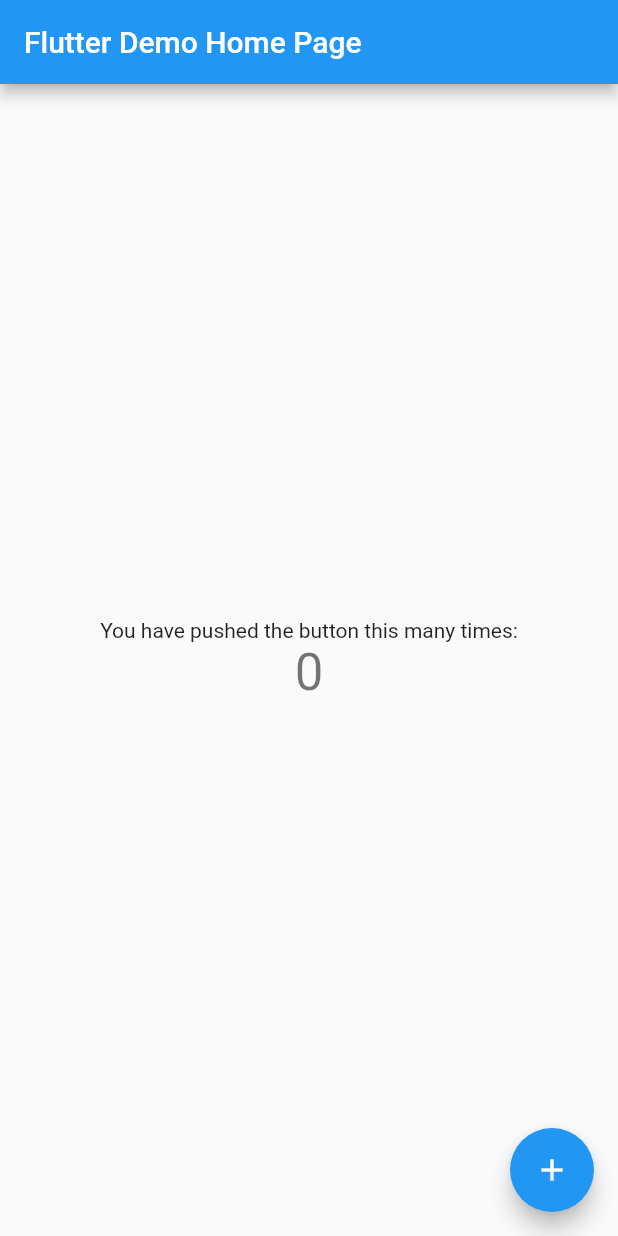
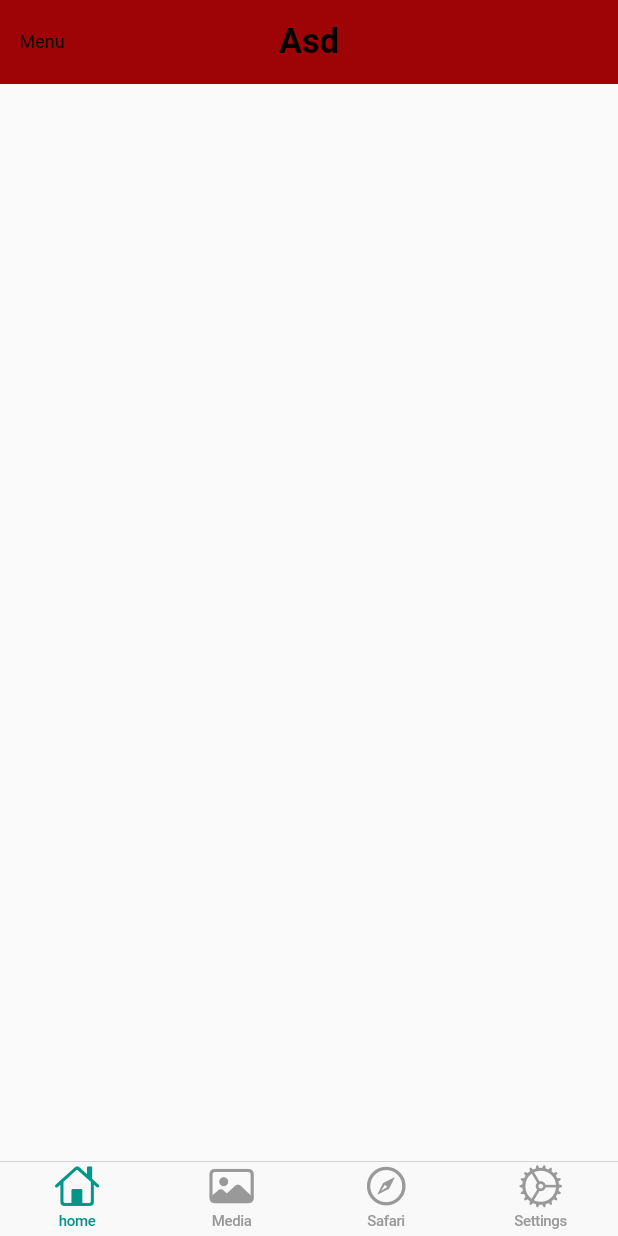
Before and after one commit to Umarkhabiliy/blogappUI, a Flutter app: the screen it shows after launch, on a phone screen of 412 x 824 dp. Run offline on Flutter 3.47's test engine with Material 2 defaults, Android fonts, the phone set to English and light mode, and no system bars; our stand-ins replace flutter_screenutil.

Commit message:
add-some-widgets

```diff
--- /dev/null
+++ b/newsblog/lib/consts/radius.dart
@@ -0,0 +1 @@
+import 'dart:ui';
--- /dev/null
+++ b/newsblog/lib/consts/weights.dart
@@ -0,0 +1,4 @@
+import 'package:flutter/painting.dart';
+
+import 'dart:ui';
+const weight700 = FontWeight.w700;
--- a/newsblog/lib/main.dart
+++ b/newsblog/lib/main.dart
@@ -1,115 +1,27 @@
 import 'package:flutter/material.dart';
+import 'package:flutter_screenutil/flutter_screenutil.dart';
+import 'package:newsblog/main/mainblog.dart';
 
-void main() {
-  runApp(const MyApp());
-}
+void main() => runApp(const BlogApp());
 
-class MyApp extends StatelessWidget {
-  const MyApp({Key? key}) : super(key: key);
+class BlogApp extends StatelessWidget {
+  const BlogApp({Key? key}) : super(key: key);
 
-  // This widget is the root of your application.
   @override
   Widget build(BuildContext context) {
-    return MaterialApp(
+    // Size size = MediaQuery.of(context).size;
+    // ScreenUtil.init(
+    //     BoxConstraints(maxWidth: size.width, maxHeight: size.height),
+    //     designSize: const Size(360, 690),
+    //     orientation: Orientation.portrait);
+    return
+
+    MaterialApp(
       title: 'Flutter Demo',
       theme: ThemeData(
-        // This is the theme of your application.
-        //
-        // Try running your application with "flutter run". You'll see the
-        // application has a blue toolbar. Then, without quitting the app, try
-        // changing the primarySwatch below to Colors.green and then invoke
-        // "hot reload" (press "r" in the console where you ran "flutter run",
-        // or simply save your changes to "hot reload" in a Flutter IDE).
-        // Notice that the counter didn't reset back to zero; the application
-        // is not restarted.
-        primarySwatch: Colors.blue,
+        primarySwatch: Colors.teal,
       ),
-      home: const MyHomePage(title: 'Flutter Demo Home Page'),
+      home: const MainBlog(),
     );
   }
 }
-
-class MyHomePage extends StatefulWidget {
-  const MyHomePage({Key? key, required this.title}) : super(key: key);
-
-  // This widget is the home page of your application. It is stateful, meaning
-  // that it has a State object (defined below) that contains fields that affect
-  // how it looks.
-
-  // This class is the configuration for the state. It holds the values (in this
-  // case the title) provided by the parent (in this case the App widget) and
-  // used by the build method of the State. Fields in a Widget subclass are
-  // always marked "final".
-
-  final String title;
-
-  @override
-  State<MyHomePage> createState() => _MyHomePageState();
-}
-
-class _MyHomePageState extends State<MyHomePage> {
-  int _counter = 0;
-
-  void _incrementCounter() {
-    setState(() {
-      // This call to setState tells the Flutter framework that something has
-      // changed in this State, which causes it to rerun the build method below
-      // so that the display can reflect the updated values. If we changed
-      // _counter without calling setState(), then the build method would not be
-      // called again, and so nothing would appear to happen.
-      _counter++;
-    });
-  }
-
-  @override
-  Widget build(BuildContext context) {
-    // This method is rerun every time setState is called, for instance as done
-    // by the _incrementCounter method above.
-    //
-    // The Flutter framework has been optimized to make rerunning build methods
-    // fast, so that you can just rebuild anything that needs updating rather
-    // than having to individually change instances of widgets.
-    return Scaffold(
-      appBar: AppBar(
-        // Here we take the value from the MyHomePage object that was created by
-        // the App.build method, and use it to set our appbar title.
-        title: Text(widget.title),
-      ),
-      body: Center(
-        // Center is a layout widget. It takes a single child and positions it
-        // in the middle of the parent.
-        child: Column(
-          // Column is also a layout widget. It takes a list of children and
-          // arranges them vertically. By default, it sizes itself to fit its
-          // children horizontally, and tries to be as tall as its parent.
-          //
-          // Invoke "debug painting" (press "p" in the console, choose the
-          // "Toggle Debug Paint" action from the Flutter Inspector in Android
-          // Studio, or the "Toggle Debug Paint" command in Visual Studio Code)
-          // to see the wireframe for each widget.
-          //
-          // Column has various properties to control how it sizes itself and
-          // how it positions its children. Here we use mainAxisAlignment to
-          // center the children vertically; the main axis here is the vertical
-          // axis because Columns are vertical (the cross axis would be
-          // horizontal).
-          mainAxisAlignment: MainAxisAlignment.center,
-          children: <Widget>[
-            const Text(
-              'You have pushed the button this many times:',
-            ),
-            Text(
-              '$_counter',
-              style: Theme.of(context).textTheme.headline4,
-            ),
-          ],
-        ),
-      ),
-      floatingActionButton: FloatingActionButton(
-        onPressed: _incrementCounter,
-        tooltip: 'Increment',
-        child: const Icon(Icons.add),
-      ), // This trailing comma makes auto-formatting nicer for build methods.
-    );
-  }
-}
--- /dev/null
+++ b/newsblog/lib/main/bottom_navigation_butto.dart
@@ -0,0 +1,40 @@
+import 'package:flutter/cupertino.dart';
+import 'package:flutter/material.dart';
+
+class BottomNavBar extends StatelessWidget {
+  const BottomNavBar({Key? key}) : super(key: key);
+
+  @override
+  Widget build(BuildContext context) {
+    return CupertinoTabBar(
+      items: const [
+        BottomNavigationBarItem(icon: Icon(CupertinoIcons.home), label: "home"),
+        BottomNavigationBarItem(
+            icon: Icon(CupertinoIcons.photo), label: "Media"),
+        BottomNavigationBarItem(
+            icon: Icon(CupertinoIcons.compass), label: "Safari"),
+        BottomNavigationBarItem(
+            icon: Icon(CupertinoIcons.settings), label: "Settings"),
+      ],
+    );
+  }
+}
+
+// Scaffold(
+//       backgroundColor: Color(0xFFEEEEEE),
+//       body: currentTab[provider.currentIndex],
+//       bottomNavigationBar: CupertinoTabBar(
+//         currentIndex: provider.currentIndex,
+//         onTap: (index) {
+//           provider.setIndex = index;
+//         },
+//         items: const [
+//           BottomNavigationBarItem(
+//               icon: Icon(CupertinoIcons.home), label: "home"),
+//           BottomNavigationBarItem(
+//               icon: Icon(CupertinoIcons.photo), label: "Media"),
+//           BottomNavigationBarItem(
+//               icon: Icon(CupertinoIcons.settings), label: "Settings"),
+//         ],
+//       ),
+//     );
--- /dev/null
+++ b/newsblog/lib/main/mainblog.dart
@@ -0,0 +1,23 @@
+import 'package:flutter/cupertino.dart';
+import 'package:flutter/material.dart';
+import 'package:flutter_screenutil/flutter_screenutil.dart';
+import 'package:newsblog/main/bottom_navigation_butto.dart';
+import 'package:newsblog/widgets/custom_app_bar.dart';
+
+class MainBlog extends StatelessWidget {
+  const MainBlog({Key? key}) : super(key: key);
+
+  @override
+  Widget build(BuildContext context) {
+     Size size = MediaQuery.of(context).size;
+    ScreenUtil.init(
+        BoxConstraints(maxWidth: size.width, maxHeight: size.height),
+        designSize: const Size(360, 690),
+        orientation: Orientation.portrait);
+    return
+    Scaffold(
+      appBar: AppBarWidget(title: "Asd",),
+      bottomNavigationBar:const BottomNavBar(),
+    );
+  }
+}
--- /dev/null
+++ b/newsblog/lib/widgets/custom_app_bar.dart
@@ -0,0 +1,46 @@
+import 'dart:io';
+
+import 'package:flutter/cupertino.dart';
+import 'package:flutter/material.dart';
+import 'package:flutter_screenutil/flutter_screenutil.dart';
+import 'package:newsblog/consts/colors.dart';
+import 'package:newsblog/consts/weights.dart';
+import 'package:newsblog/widgets/custom_text_widget.dart';
+
+class AppBarWidget extends StatelessWidget implements PreferredSizeWidget {
+  final double height;
+  VoidCallback? onPressed;
+  PageController? pageController;
+  @override
+  Size get preferredSize => Size.fromHeight(height);
+
+  String? title;
+  AppBarWidget(
+      {this.height = kToolbarHeight,
+      this.title,
+      this.onPressed,
+      this.pageController,
+      Key? key})
+      : super(key: key);
+
+  @override
+  Widget build(BuildContext context) {
+    return AppBar(
+      centerTitle: true,
+      elevation: 0,
+
+      // titleSpacing: 30,
+      backgroundColor: const Color(0xFF9E0306),
+      leading: TextButton(
+        onPressed: () {},
+        child:  TextWidget(text:"Menu"),
+      ),
+
+      title: Text(
+        title!,
+        style:
+            TextStyle(color: black700, fontWeight: weight700, fontSize: 20.sp),
+      ),
+    );
+  }
+}
--- /dev/null
+++ b/newsblog/lib/widgets/custom_text_widget.dart
@@ -0,0 +1,25 @@
+
+import 'package:flutter/material.dart';
+import 'package:newsblog/consts/colors.dart';
+
+class TextWidget extends StatelessWidget {
+  String? text;
+  double? size;
+  FontWeight? weight;
+  Color? color;
+  TextWidget(
+      {this.text,
+      this.size = 12.0,
+      this.weight = FontWeight.w400,
+      this.color = black700,
+      Key? key})
+      : super(key: key);
+
+  @override
+  Widget build(BuildContext context) {
+    return Text(
+      text!,
+      style: TextStyle(fontSize: size, fontWeight: weight,color: color),
+    );
+  }
+}
--- a/newsblog/pubspec.yaml
+++ b/newsblog/pubspec.yaml
@@ -34,6 +34,7 @@
   # The following adds the Cupertino Icons font to your application.
   # Use with the CupertinoIcons class for iOS style icons.
   cupertino_icons: ^1.0.2
+  flutter_screenutil: ^5.0.0+2
 
 dev_dependencies:
   flutter_test:
```
Also changed, not shown: newsblog/lib/consts/colors.dart (added, +11 -0 lines), newsblog/lib/widgets/custom_button.dart (added, +48 -0 lines), newsblog/lib/widgets/custom_out_button.dart (added, +41 -0 lines), newsblog/lib/widgets/custom_tffd.dart (added, +50 -0 lines), newsblog/lib/widgets/tabbar_widget.dart (added, +29 -0 lines), newsblog/pubspec.lock, 1 other file.
